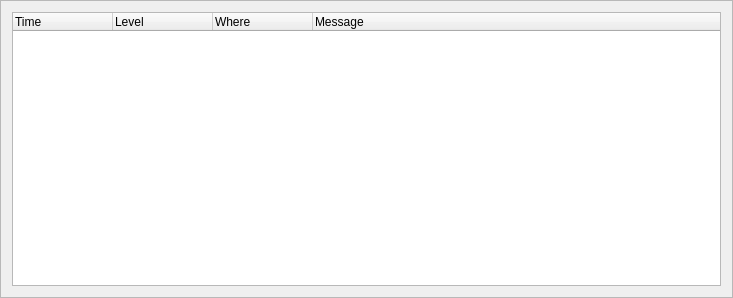
The window that tools/src/shared/ui/logwidget.ui (cyberegoorg/cetech) describes before a commit, drawn with Qt 5.
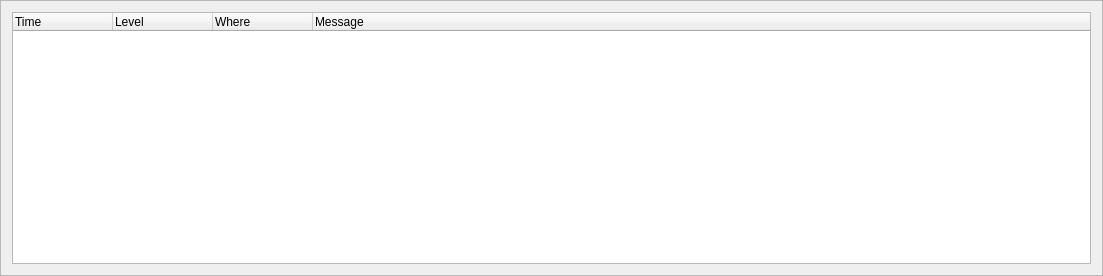
The same window after the commit.

```diff
--- a/tools/src/shared/ui/logwidget.ui
+++ b/tools/src/shared/ui/logwidget.ui
@@ -6,8 +6,8 @@
    <rect>
     <x>0</x>
     <y>0</y>
-    <width>733</width>
-    <height>298</height>
+    <width>1103</width>
+    <height>276</height>
    </rect>
   </property>
   <property name="windowTitle">
```
